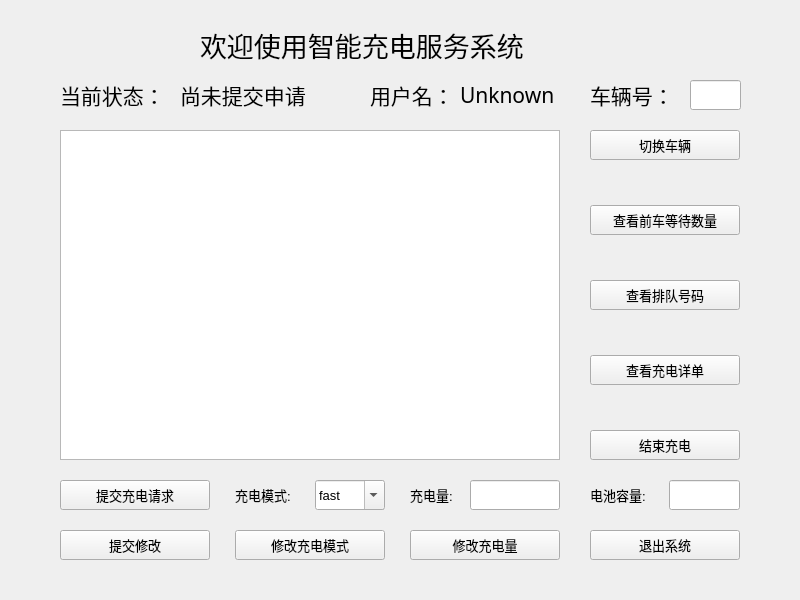
The window that ChargingUser/workwindow.ui (wjj710/Charging-Pile-System) describes before a commit, drawn with Qt 5.
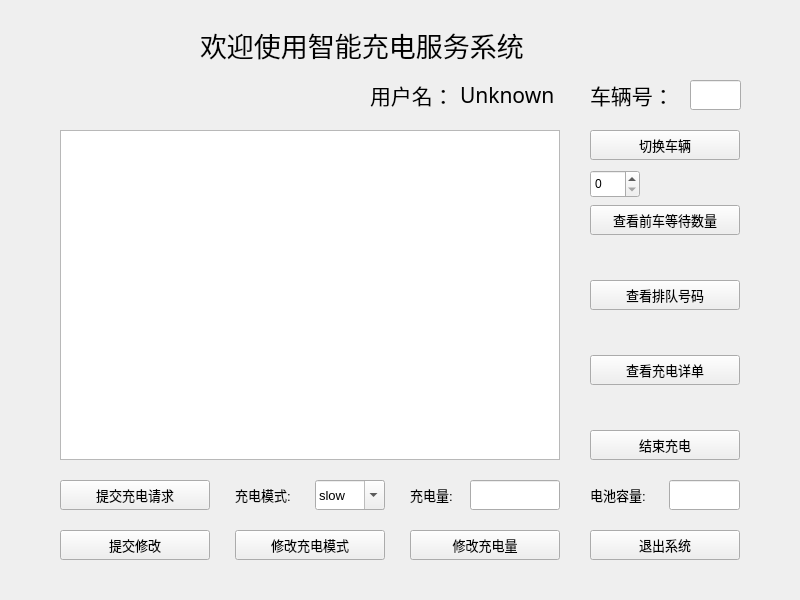
The same window after the commit.

```diff
--- a/ChargingUser/workwindow.ui
+++ b/ChargingUser/workwindow.ui
@@ -193,16 +193,11 @@
     <bool>true</bool>
    </property>
    <property name="currentText">
-    <string>fast</string>
+    <string>slow</string>
    </property>
    <property name="currentIndex">
     <number>0</number>
    </property>
-   <item>
-    <property name="text">
-     <string>fast</string>
-    </property>
-   </item>
    <item>
     <property name="text">
      <string>slow</string>
@@ -237,44 +232,6 @@
     </rect>
    </property>
   </widget>
-  <widget class="QLabel" name="stateLab">
-   <property name="geometry">
-    <rect>
-     <x>60</x>
-     <y>80</y>
-     <width>131</width>
-     <height>30</height>
-    </rect>
-   </property>
-   <property name="font">
-    <font>
-     <family>华光隶书_CNKI</family>
-     <pointsize>16</pointsize>
-    </font>
-   </property>
-   <property name="text">
-    <string>当前状态：</string>
-   </property>
-  </widget>
-  <widget class="QLabel" name="stateText">
-   <property name="geometry">
-    <rect>
-     <x>180</x>
-     <y>80</y>
-     <width>161</width>
-     <height>30</height>
-    </rect>
-   </property>
-   <property name="font">
-    <font>
-     <family>华光隶书_CNKI</family>
-     <pointsize>16</pointsize>
-    </font>
-   </property>
-   <property name="text">
-    <string>尚未提交申请</string>
-   </property>
-  </widget>
   <widget class="QLabel" name="usrLab">
    <property name="geometry">
     <rect>
@@ -450,6 +407,16 @@
     </rect>
    </property>
   </widget>
+  <widget class="QSpinBox" name="spinBox">
+   <property name="geometry">
+    <rect>
+     <x>590</x>
+     <y>170</y>
+     <width>50</width>
+     <height>28</height>
+    </rect>
+   </property>
+  </widget>
  </widget>
  <resources/>
  <connections/>
```
Left out of the diff: 5 changed lines with no effect on the pictures.
